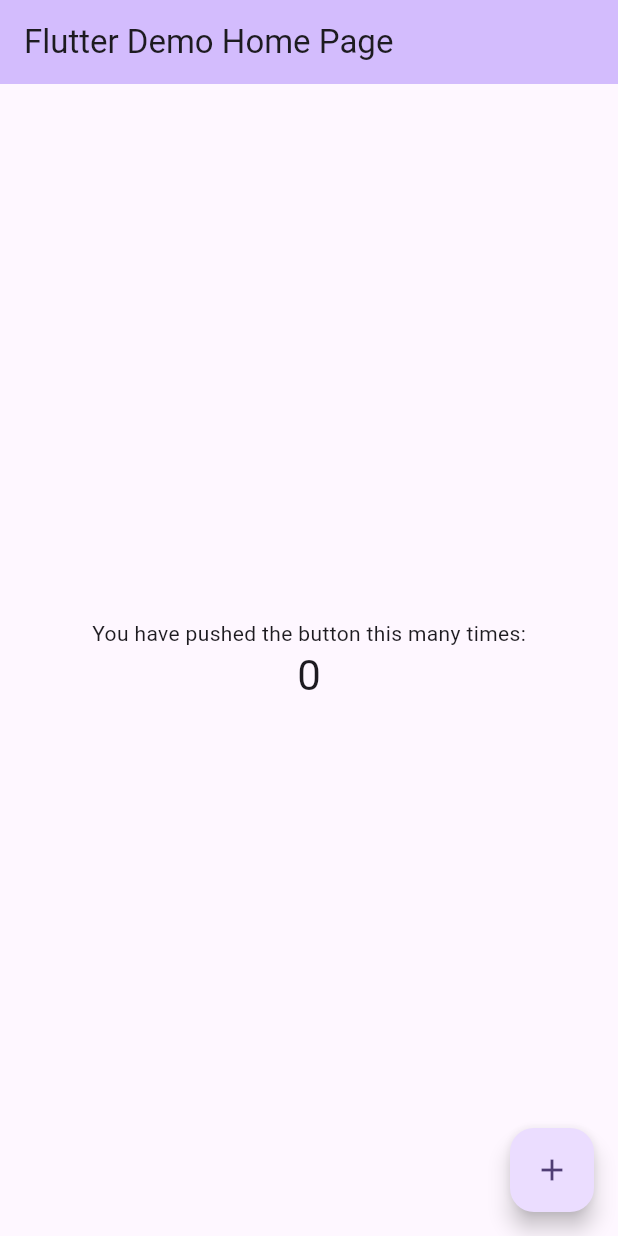
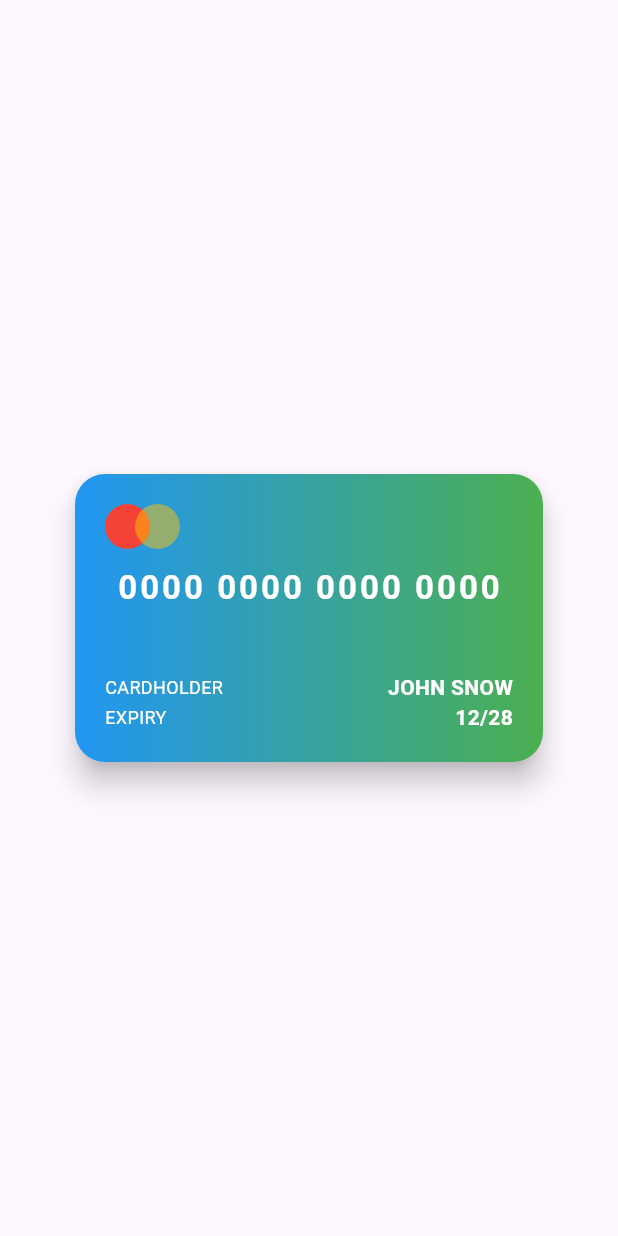
Before and after one commit to olchedev/flip_animation, a Flutter app: the screen it shows after launch, on a phone screen of 412 x 824 dp. Run offline on Flutter 3.47's test engine with Material 2 defaults, Android fonts, the phone set to English and light mode, and no system bars.

Commit message:
add bank card sample

```diff
--- a/lib/main.dart
+++ b/lib/main.dart
@@ -1,3 +1,6 @@
+import 'package:flip_animation/widgets/bank_card/bank_card_back_widget.dart';
+import 'package:flip_animation/widgets/bank_card/bank_card_front_widget.dart';
+import 'package:flip_animation/widgets/flip_widget.dart';
 import 'package:flutter/material.dart';
 
 void main() {
@@ -7,119 +10,37 @@ void main() {
 class MyApp extends StatelessWidget {
   const MyApp({super.key});
 
-  // This widget is the root of your application.
   @override
   Widget build(BuildContext context) {
     return MaterialApp(
-      title: 'Flutter Demo',
+      title: 'Flip Widget Animation Demo',
       theme: ThemeData(
-        // This is the theme of your application.
-        //
-        // TRY THIS: Try running your application with "flutter run". You'll see
-        // the application has a blue toolbar. Then, without quitting the app,
-        // try changing the seedColor in the colorScheme below to Colors.green
-        // and then invoke "hot reload" (save your changes or press the "hot
-        // reload" button in a Flutter-supported IDE, or press "r" if you used
-        // the command line to start the app).
-        //
-        // Notice that the counter didn't reset back to zero; the application
-        // state is not lost during the reload. To reset the state, use hot
-        // restart instead.
-        //
-        // This works for code too, not just values: Most code changes can be
-        // tested with just a hot reload.
         colorScheme: ColorScheme.fromSeed(seedColor: Colors.deepPurple),
         useMaterial3: true,
       ),
-      home: const MyHomePage(title: 'Flutter Demo Home Page'),
+      home: const MyHomePage(),
     );
   }
 }
 
-class MyHomePage extends StatefulWidget {
-  const MyHomePage({super.key, required this.title});
-
-  // This widget is the home page of your application. It is stateful, meaning
-  // that it has a State object (defined below) that contains fields that affect
-  // how it looks.
-
-  // This class is the configuration for the state. It holds the values (in this
-  // case the title) provided by the parent (in this case the App widget) and
-  // used by the build method of the State. Fields in a Widget subclass are
-  // always marked "final".
-
-  final String title;
-
-  @override
-  State<MyHomePage> createState() => _MyHomePageState();
-}
-
-class _MyHomePageState extends State<MyHomePage> {
-  int _counter = 0;
-
-  void _incrementCounter() {
-    setState(() {
-      // This call to setState tells the Flutter framework that something has
-      // changed in this State, which causes it to rerun the build method below
-      // so that the display can reflect the updated values. If we changed
-      // _counter without calling setState(), then the build method would not be
-      // called again, and so nothing would appear to happen.
-      _counter++;
-    });
-  }
+class MyHomePage extends StatelessWidget {
+  const MyHomePage({super.key});
 
   @override
   Widget build(BuildContext context) {
-    // This method is rerun every time setState is called, for instance as done
-    // by the _incrementCounter method above.
-    //
-    // The Flutter framework has been optimized to make rerunning build methods
-    // fast, so that you can just rebuild anything that needs updating rather
-    // than having to individually change instances of widgets.
-    return Scaffold(
-      appBar: AppBar(
-        // TRY THIS: Try changing the color here to a specific color (to
-        // Colors.amber, perhaps?) and trigger a hot reload to see the AppBar
-        // change color while the other colors stay the same.
-        backgroundColor: Theme.of(context).colorScheme.inversePrimary,
-        // Here we take the value from the MyHomePage object that was created by
-        // the App.build method, and use it to set our appbar title.
-        title: Text(widget.title),
+    return const Scaffold(
+      body: Column(
+        mainAxisAlignment: MainAxisAlignment.center,
+        children: [
+          Center(
+            child: FlipWidget(
+              size: Size(320, 200),
+              front: BankCardWidget(),
+              back: BankCardBackWidget(),
+            ),
+          ),
+        ],
       ),
-      body: Center(
-        // Center is a layout widget. It takes a single child and positions it
-        // in the middle of the parent.
-        child: Column(
-          // Column is also a layout widget. It takes a list of children and
-          // arranges them vertically. By default, it sizes itself to fit its
-          // children horizontally, and tries to be as tall as its parent.
-          //
-          // Column has various properties to control how it sizes itself and
-          // how it positions its children. Here we use mainAxisAlignment to
-          // center the children vertically; the main axis here is the vertical
-          // axis because Columns are vertical (the cross axis would be
-          // horizontal).
-          //
-          // TRY THIS: Invoke "debug painting" (choose the "Toggle Debug Paint"
-          // action in the IDE, or press "p" in the console), to see the
-          // wireframe for each widget.
-          mainAxisAlignment: MainAxisAlignment.center,
-          children: <Widget>[
-            const Text(
-              'You have pushed the button this many times:',
-            ),
-            Text(
-              '$_counter',
-              style: Theme.of(context).textTheme.headlineMedium,
-            ),
-          ],
-        ),
-      ),
-      floatingActionButton: FloatingActionButton(
-        onPressed: _incrementCounter,
-        tooltip: 'Increment',
-        child: const Icon(Icons.add),
-      ), // This trailing comma makes auto-formatting nicer for build methods.
     );
   }
 }
--- /dev/null
+++ b/lib/widgets/bank_card/bank_card_front_widget.dart
@@ -0,0 +1,96 @@
+import 'package:flip_animation/widgets/bank_card/mastercard_logo_widget.dart';
+import 'package:flutter/material.dart';
+
+class BankCardWidget extends StatelessWidget {
+  const BankCardWidget({
+    this.cardNumber = '0000 0000 0000 0000',
+    this.cardHolderName = 'JOHN SNOW',
+    this.expiryDate = '12/28',
+    super.key,
+  });
+
+  final String cardNumber;
+  final String cardHolderName;
+  final String expiryDate;
+
+  @override
+  Widget build(BuildContext context) {
+    return Card(
+      elevation: 8.0,
+      shape: RoundedRectangleBorder(
+        borderRadius: BorderRadius.circular(20),
+      ),
+      child: Container(
+        decoration: BoxDecoration(
+          borderRadius: BorderRadius.circular(20),
+          gradient: const LinearGradient(
+            colors: [
+              Colors.blue,
+              Colors.green,
+            ],
+          ),
+        ),
+        padding: const EdgeInsets.all(20),
+        child: Column(
+          children: [
+            const Align(
+              alignment: Alignment.topLeft,
+              child: MasterCardLogoWidget(),
+            ),
+            const SizedBox(height: 10),
+            Text(
+              cardNumber,
+              style: const TextStyle(
+                color: Colors.white,
+                fontSize: 22,
+                letterSpacing: 2.0,
+                fontWeight: FontWeight.bold,
+              ),
+            ),
+            const Spacer(),
+            Row(
+              mainAxisAlignment: MainAxisAlignment.spaceBetween,
+              children: [
+                const Text(
+                  'CARDHOLDER',
+                  style: TextStyle(
+                    color: Colors.white,
+                    fontSize: 12,
+                  ),
+                ),
+                Text(
+                  cardHolderName,
+                  style: const TextStyle(
+                    color: Colors.white,
+                    fontSize: 14,
+                    fontWeight: FontWeight.bold,
+                  ),
+                ),
+              ],
+            ),
+            Row(
+              mainAxisAlignment: MainAxisAlignment.spaceBetween,
+              children: [
+                const Text(
+                  'EXPIRY',
+                  style: TextStyle(
+                    color: Colors.white,
+                    fontSize: 12,
+                  ),
+                ),
+                Text(
+                  expiryDate,
+                  style: const TextStyle(
+                    color: Colors.white,
+                    fontSize: 14,
+                    fontWeight: FontWeight.bold,
+                  ),
+                ),
+              ],
+            ),
+          ],
+        ),
+      ),
+    );
+  }
+}
--- /dev/null
+++ b/lib/widgets/bank_card/mastercard_logo_widget.dart
@@ -0,0 +1,35 @@
+import 'package:flutter/material.dart';
+
+class MasterCardLogoWidget extends StatelessWidget {
+  const MasterCardLogoWidget({
+    this.size = 30.0,
+    super.key,
+  });
+
+  final double size;
+
+  @override
+  Widget build(BuildContext context) {
+    return Stack(
+      children: [
+        Container(
+          width: size,
+          height: size,
+          decoration: const BoxDecoration(
+            shape: BoxShape.circle,
+            color: Colors.red,
+          ),
+        ),
+        Container(
+          width: size,
+          height: size,
+          margin: EdgeInsets.only(left: size / 1.5),
+          decoration: BoxDecoration(
+            shape: BoxShape.circle,
+            color: Colors.amber.withOpacity(0.5),
+          ),
+        ),
+      ],
+    );
+  }
+}
--- a/lib/widgets/flip_widget.dart
+++ b/lib/widgets/flip_widget.dart
@@ -7,12 +7,14 @@ class FlipWidget extends StatefulWidget {
     required this.size,
     required this.front,
     required this.back,
+    this.duration = const Duration(milliseconds: 400),
     super.key,
   });
 
   final Size size;
   final Widget front;
   final Widget back;
+  final Duration duration;
 
   @override
   State<FlipWidget> createState() => _FlipWidgetState();
@@ -31,7 +33,7 @@ class _FlipWidgetState extends State<FlipWidget> with SingleTickerProviderStateM
   void initState() {
     _controller = AnimationController(
       vsync: this,
-      duration: const Duration(milliseconds: 400),
+      duration: widget.duration,
     );
 
     _animation = Tween(
```
Also changed, not shown: lib/widgets/bank_card/bank_card_back_widget.dart (added, +82 -0 lines).
